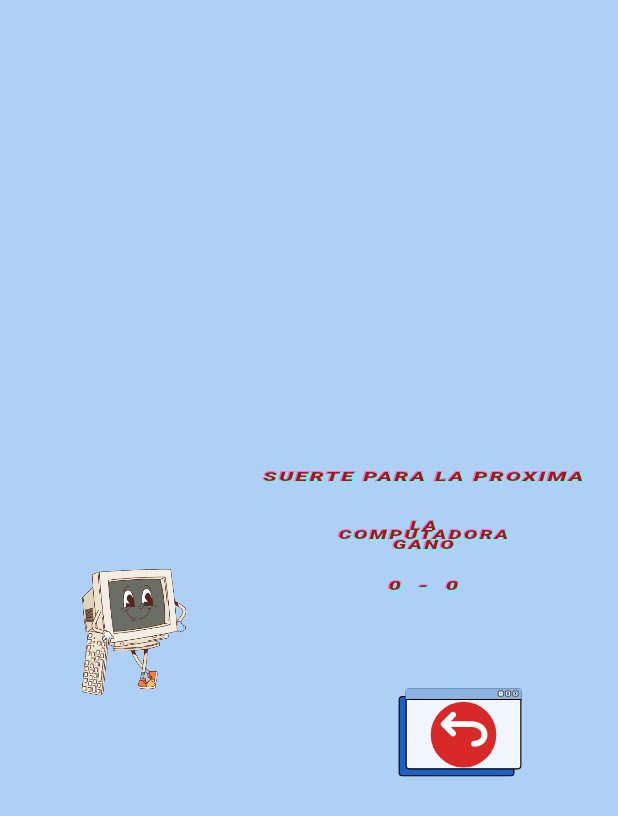
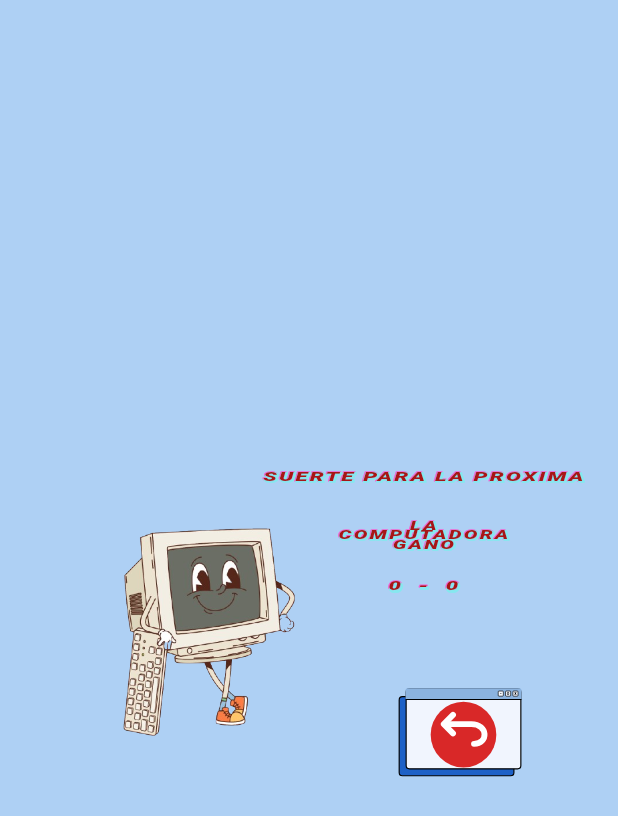
Before and after one commit to kgcamachoa/app-flutter, a Flutter app: the WinnerPage screen opened directly with empty values, on a phone screen of 412 x 824 dp. Shown: the top 816 px of the screen. Run offline on Flutter 3.47's test engine with Material 3 defaults, Android fonts, the phone set to English and light mode, and no system bars; Roboto replaces fonts that are missing (Arial).

Commit message:
Ajuste de tamaño de imagenes - ultima versión

```diff
--- a/pdr_ppl_tjrs/lib/main.dart
+++ b/pdr_ppl_tjrs/lib/main.dart
@@ -144,7 +144,7 @@ class WinnerPage extends StatelessWidget {
                     left: 42,
                     top: 108,
                     bottom: 34,
-                    width: 610,
+                    width: 1000,
                     child: Image.asset(
                       _winnerImage,
                       fit: BoxFit.contain,
```
